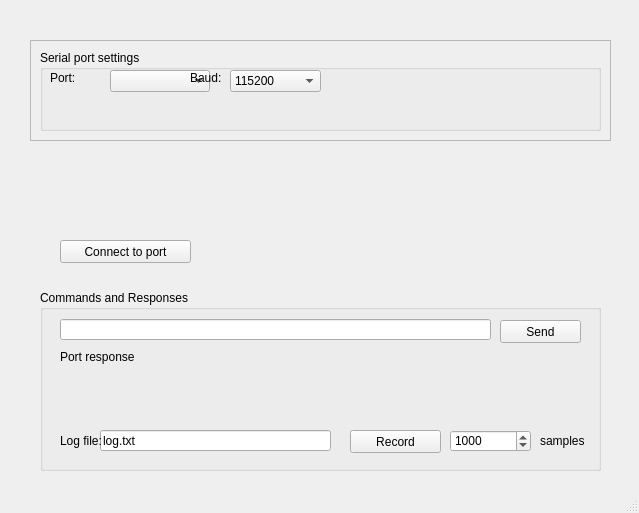
The window that data_logger/mainwindow_GUI.ui (MMMM2000/PyPlot) describes before a commit, drawn with Qt 5.
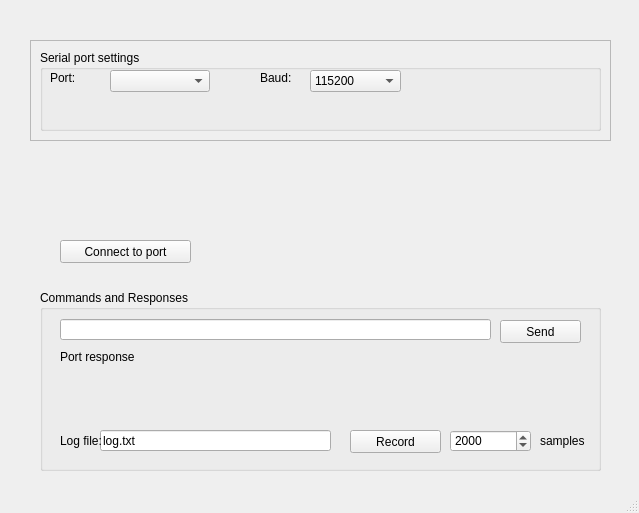
The same window after the commit.

Commit message: Adjust layout and default settings

```diff
--- a/data_logger/mainwindow_GUI.ui
+++ b/data_logger/mainwindow_GUI.ui
@@ -94,7 +94,7 @@
       <number>1000000</number>
      </property>
      <property name="value">
-      <number>1000</number>
+      <number>2000</number>
      </property>
     </widget>
     <widget class="QPushButton" name="pushButton_record">
@@ -203,7 +203,7 @@
      <widget class="QLabel" name="label_baudrate">
       <property name="geometry">
        <rect>
-        <x>150</x>
+        <x>220</x>
         <y>20</y>
         <width>41</width>
         <height>16</height>
@@ -216,7 +216,7 @@
      <widget class="QComboBox" name="comboBox_baudrate">
       <property name="geometry">
        <rect>
-        <x>190</x>
+        <x>270</x>
         <y>20</y>
         <width>91</width>
         <height>22</height>
```
The commit also changes 2 other files.
